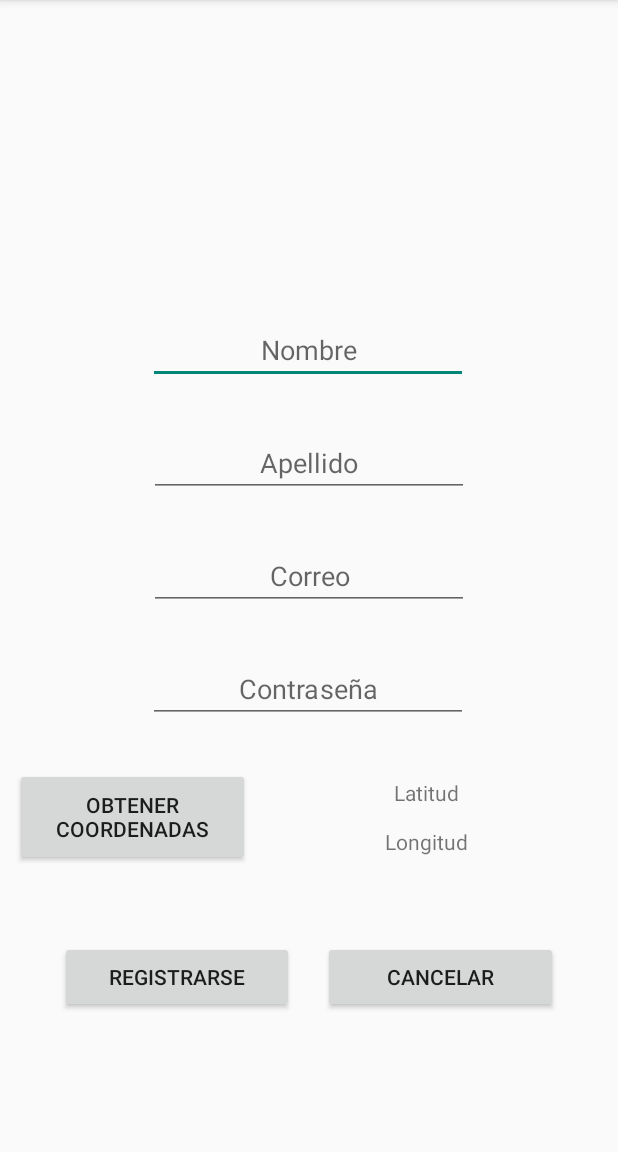
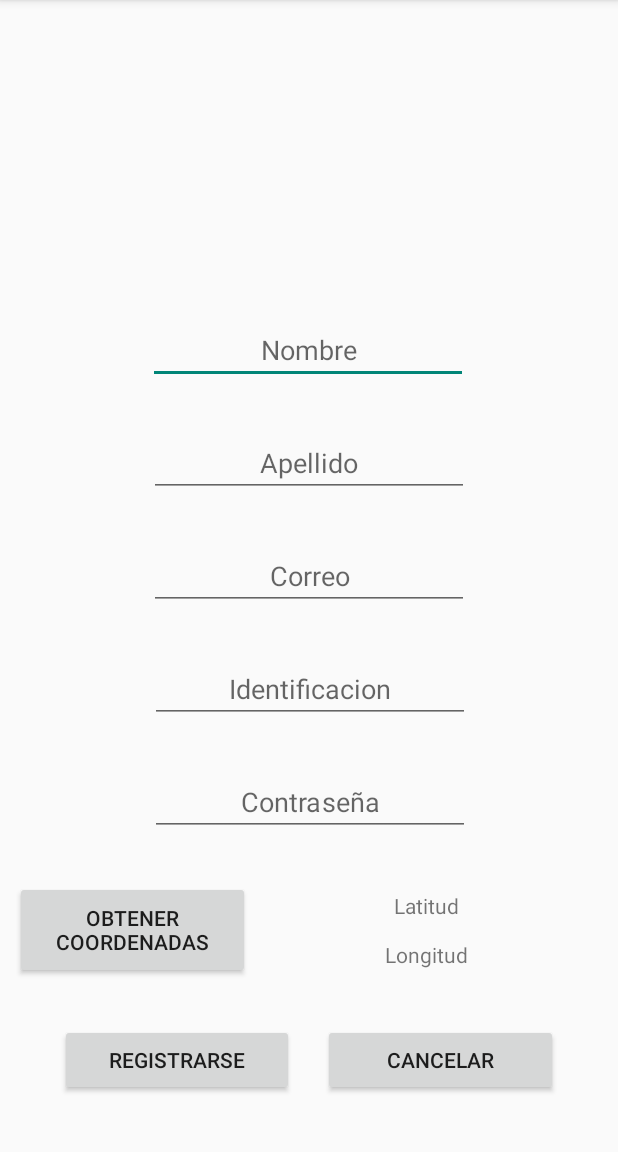
Before and after one commit to NicolasLopezFer/AndroidMobile---Taller3, an Android app: the SignUpActivity screen opened directly, with no data from a screen before it, on a phone screen of 412 x 824 dp, the part 84-1236 px from its top. Run offline under Robolectric (Android 15) with nearby library versions, the phone set to English and light mode, and no system bars; our stand-ins replace Firebase (no records; nobody signed in at launch, a user with empty details on screens opened directly); libraries missing offline, so code that uses them is left out: com.basgeekball.awesomevalidation; 7 statements that could not run were skipped.

Commit message:
Layout done

```diff
--- a/app/src/main/res/layout/activity_sign_up.xml
+++ b/app/src/main/res/layout/activity_sign_up.xml
@@ -44,9 +44,9 @@
         android:hint="Contraseña"
         android:inputType="textPassword"
         app:layout_constraintEnd_toEndOf="parent"
-        app:layout_constraintHorizontal_bias="0.497"
+        app:layout_constraintHorizontal_bias="0.502"
         app:layout_constraintStart_toStartOf="parent"
-        app:layout_constraintTop_toBottomOf="@+id/etEmailRegistro" />
+        app:layout_constraintTop_toBottomOf="@+id/etIdentificacionRegistro" />
 
     <EditText
         android:id="@+id/etApellidoRegistro"
@@ -62,10 +62,11 @@
         app:layout_constraintStart_toStartOf="parent" />
 
     <LinearLayout
+        android:id="@+id/linearLayout3"
         android:layout_width="match_parent"
         android:layout_height="wrap_content"
         android:layout_marginStart="30dp"
-        android:layout_marginTop="50dp"
+        android:layout_marginTop="30dp"
         android:layout_marginEnd="30dp"
         android:orientation="horizontal"
         app:layout_constraintEnd_toEndOf="parent"
@@ -136,17 +137,31 @@
                 android:layout_width="match_parent"
                 android:layout_height="0dp"
                 android:layout_weight="0.5"
-                android:text="Latitud"
-                android:gravity="center"/>
+                android:gravity="center"
+                android:text="Latitud" />
 
             <TextView
                 android:id="@+id/tvLongitudRegistro"
                 android:layout_width="match_parent"
                 android:layout_height="0dp"
                 android:layout_weight="0.5"
-                android:text="Longitud"
-                android:gravity="center"/>
+                android:gravity="center"
+                android:text="Longitud" />
         </LinearLayout>
     </LinearLayout>
 
+    <EditText
+        android:id="@+id/etIdentificacionRegistro"
+        android:layout_width="wrap_content"
+        android:layout_height="wrap_content"
+        android:layout_marginTop="30dp"
+        android:ems="10"
+        android:inputType="number"
+        app:layout_constraintEnd_toEndOf="parent"
+        app:layout_constraintHorizontal_bias="0.502"
+        app:layout_constraintStart_toStartOf="parent"
+        app:layout_constraintTop_toBottomOf="@+id/etEmailRegistro"
+        android:hint="Identificacion"
+        android:gravity="center"/>
+
 </androidx.constraintlayout.widget.ConstraintLayout>
```
